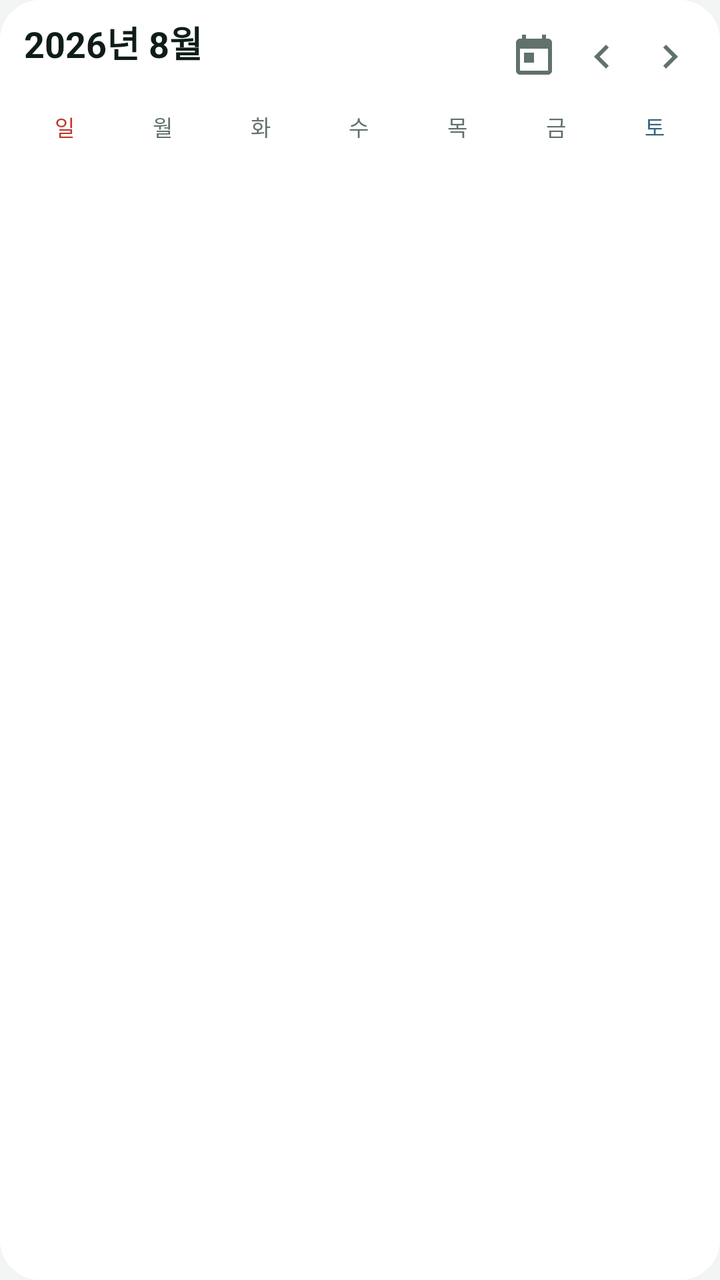
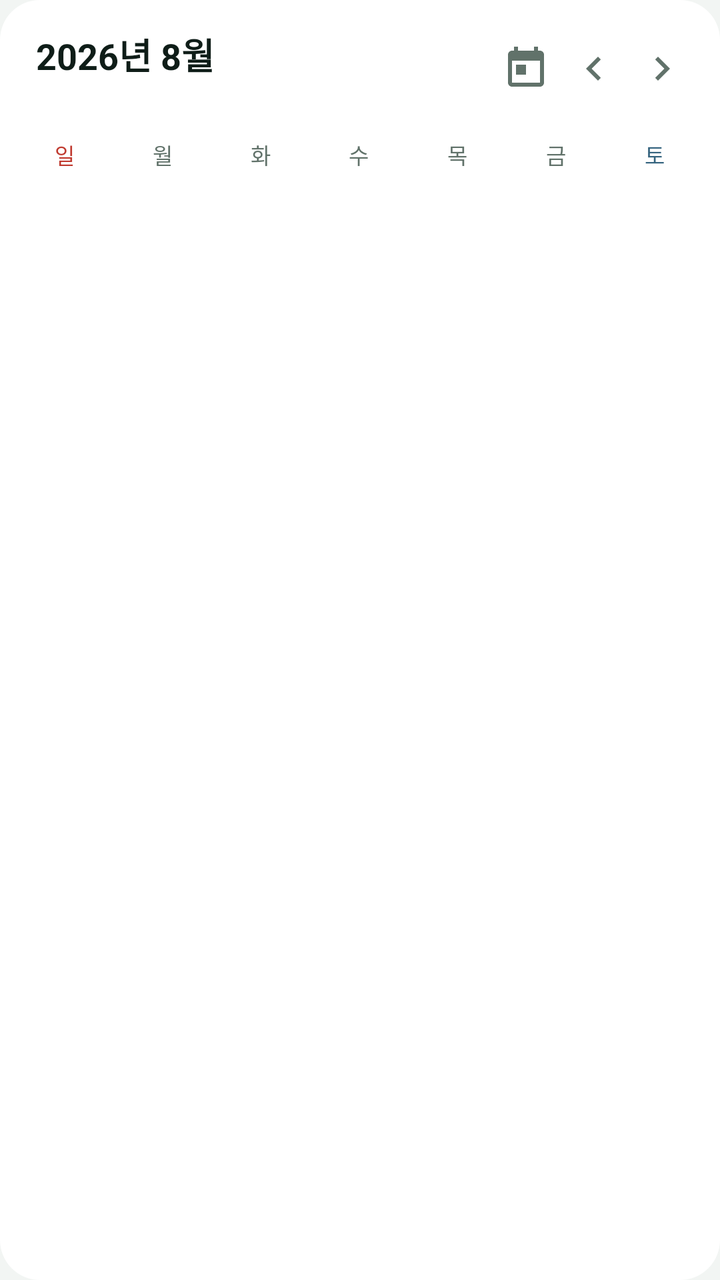

Screens rendered from an Android XML layout before and after an edit, with the pre-edit source and the edit as a unified diff.
<!-- AndroidManifest.xml: application theme Theme.MyDiary -->
<!-- res/layout/widget_month.xml -->
<?xml version="1.0" encoding="utf-8"?>
<LinearLayout xmlns:android="http://schemas.android.com/apk/res/android"
    android:id="@+id/widget_root"
    android:layout_width="match_parent"
    android:layout_height="match_parent"
    android:orientation="vertical"
    android:background="@drawable/widget_bg"
    android:padding="8dp">

    <LinearLayout
        android:layout_width="match_parent"
        android:layout_height="wrap_content"
        android:orientation="horizontal"
        android:gravity="center_vertical"
        android:baselineAligned="false"
        android:paddingStart="4dp"
        android:paddingBottom="4dp">

        <LinearLayout
            android:layout_width="0dp"
            android:layout_height="wrap_content"
            android:layout_weight="1"
            android:orientation="vertical">

            <TextView
                android:id="@+id/month_title"
                android:layout_width="wrap_content"
                android:layout_height="wrap_content"
                android:text="2026년 8월"
                android:textColor="@color/widget_header_text"
                android:textSize="18sp"
                android:textStyle="bold" />

            <TextView
                android:id="@+id/month_sub"
                android:layout_width="wrap_content"
                android:layout_height="wrap_content"
                android:maxLines="1"
                android:ellipsize="end"
                android:text=""
                android:textColor="@color/widget_muted_text"
                android:textSize="11sp" />
        </LinearLayout>

        <ImageButton
            android:id="@+id/btn_today"
            android:layout_width="34dp"
            android:layout_height="34dp"
            android:background="@drawable/widget_btn_bg"
            android:contentDescription="오늘"
            android:src="@drawable/ic_today"
            android:tint="@color/widget_header_muted" />

        <ImageButton
            android:id="@+id/btn_prev"
            android:layout_width="34dp"
            android:layout_height="34dp"
            android:background="@drawable/widget_btn_bg"
            android:contentDescription="이전 달"
            android:src="@drawable/ic_chevron_left"
            android:tint="@color/widget_header_muted" />

        <ImageButton
            android:id="@+id/btn_next"
            android:layout_width="34dp"
            android:layout_height="34dp"
            android:background="@drawable/widget_btn_bg"
            android:contentDescription="다음 달"
            android:src="@drawable/ic_chevron_right"
            android:tint="@color/widget_header_muted" />
    </LinearLayout>

    <LinearLayout
        android:layout_width="match_parent"
        android:layout_height="wrap_content"
        android:orientation="horizontal"
        android:paddingBottom="2dp">

        <TextView style="@style/WidgetWeekday" android:text="일" android:textColor="@color/widget_day_sun" />
        <TextView style="@style/WidgetWeekday" android:text="월" />
        <TextView style="@style/WidgetWeekday" android:text="화" />
        <TextView style="@style/WidgetWeekday" android:text="수" />
        <TextView style="@style/WidgetWeekday" android:text="목" />
        <TextView style="@style/WidgetWeekday" android:text="금" />
        <TextView style="@style/WidgetWeekday" android:text="토" android:textColor="@color/widget_day_sat" />
    </LinearLayout>

    
    <LinearLayout
        android:id="@+id/month_rows"
        android:layout_width="match_parent"
        android:layout_height="0dp"
        android:layout_weight="1"
        android:orientation="vertical" />
</LinearLayout>
<!-- resources referenced by this layout -->
<resources>
  <color name="widget_day_sat">#FF35647F</color>
  <color name="widget_day_sun">#FFC03A2F</color>
  <color name="widget_header_muted">#FF61726A</color>
  <color name="widget_header_text">#FF0F1D18</color>
  <color name="widget_muted_text">#FF86958D</color>
  <!-- drawable ic_chevron_left (drawable) -->
  <vector xmlns:android="http://schemas.android.com/apk/res/android"
      android:width="24dp" android:height="24dp"
      android:viewportWidth="24" android:viewportHeight="24">
      <path android:fillColor="#000000"
          android:pathData="M15.41,7.41L14,6l-6,6 6,6 1.41,-1.41L10.83,12z" />
  </vector>
  <!-- drawable ic_chevron_right (drawable) -->
  <vector xmlns:android="http://schemas.android.com/apk/res/android"
      android:width="24dp" android:height="24dp"
      android:viewportWidth="24" android:viewportHeight="24">
      <path android:fillColor="#000000"
          android:pathData="M10,6L8.59,7.41 13.17,12l-4.58,4.59L10,18l6,-6z" />
  </vector>
  <!-- drawable ic_today (drawable) -->
  <vector xmlns:android="http://schemas.android.com/apk/res/android"
      android:width="24dp" android:height="24dp"
      android:viewportWidth="24" android:viewportHeight="24">
      <path android:fillColor="#000000"
          android:pathData="M19,3h-1V1h-2v2H8V1H6v2H5c-1.1,0 -2,0.9 -2,2v14c0,1.1 0.9,2 2,2h14c1.1,0 2,-0.9 2,-2V5c0,-1.1 -0.9,-2 -2,-2zM19,19H5V8h14v11zM7,10h5v5H7z" />
  </vector>
  <!-- drawable widget_bg (drawable) -->
  <?xml version="1.0" encoding="utf-8"?>
  <shape xmlns:android="http://schemas.android.com/apk/res/android"
      android:shape="rectangle">
      <solid android:color="@color/widget_surface" />
      <corners android:radius="20dp" />
  </shape>
  <!-- drawable widget_btn_bg (drawable) -->
  <?xml version="1.0" encoding="utf-8"?>
  <ripple xmlns:android="http://schemas.android.com/apk/res/android"
      android:color="@color/widget_ripple">
      <item android:id="@android:id/mask">
          <shape android:shape="oval">
              <solid android:color="#FFFFFFFF" />
          </shape>
      </item>
  </ripple>
  <style name="WidgetWeekday">
          <item name="android:layout_width">0dp</item>
          <item name="android:layout_height">wrap_content</item>
          <item name="android:layout_weight">1</item>
          <item name="android:gravity">center</item>
          <item name="android:textSize">11sp</item>
          <item name="android:textColor">@color/widget_header_muted</item>
          <item name="android:paddingTop">2dp</item>
          <item name="android:paddingBottom">2dp</item>
      </style>
  <style name="Theme.MyDiary" parent="Theme.EnJJoy.Green" />
  <color name="widget_surface">#FFFFFFFF</color>
  <color name="widget_ripple">#331F7A57</color>
  <style name="Theme.EnJJoy.Base" parent="Theme.Material3.DayNight.NoActionBar">
          <item name="colorError">@color/lock_error</item>
          <item name="android:windowLightStatusBar">false</item>
      </style>
  <color name="pg_accent">#FF1A9163</color>
  <color name="pg_on_selected">#FFFFFFFF</color>
  <color name="pg_mood_bg">#FFD9EDE3</color>
  <color name="pg_toolbar">#FF0B2018</color>
  <color name="pg_surface">#FFFFFFFF</color>
  <color name="pg_text_primary">#FF0F1D18</color>
  <color name="pg_section">#FFEFF4F1</color>
  <color name="pg_text_secondary">#FF4A5C54</color>
  <color name="pg_stroke">#FFDFE7E2</color>
  <color name="pg_divider">#FFE3EAE6</color>
  <color name="pg_bg">#FFF2F5F3</color>
  <color name="pg_text_muted">#FF86958D</color>
  <color name="pg_cal_grid">#FFD3DCD7</color>
  <color name="pg_today_ring">#FF0B1512</color>
  <color name="pg_cal_outside">#FFB4C1BA</color>
  <color name="lock_error">#FFE06A5E</color>
  <!-- unchanged entries left out for length: 1 -->
</resources>

<!-- the commit's change to res/layout/widget_month.xml (unified diff, before → after) -->
@@ -8,13 +8,17 @@
     android:padding="8dp">
 
     <LinearLayout
+        android:id="@+id/header_bar"
         android:layout_width="match_parent"
         android:layout_height="wrap_content"
         android:orientation="horizontal"
         android:gravity="center_vertical"
         android:baselineAligned="false"
-        android:paddingStart="4dp"
-        android:paddingBottom="4dp">
+        android:paddingStart="10dp"
+        android:paddingEnd="4dp"
+        android:paddingTop="6dp"
+        android:paddingBottom="6dp"
+        android:layout_marginBottom="6dp">
 
         <LinearLayout
             android:layout_width="0dp"
